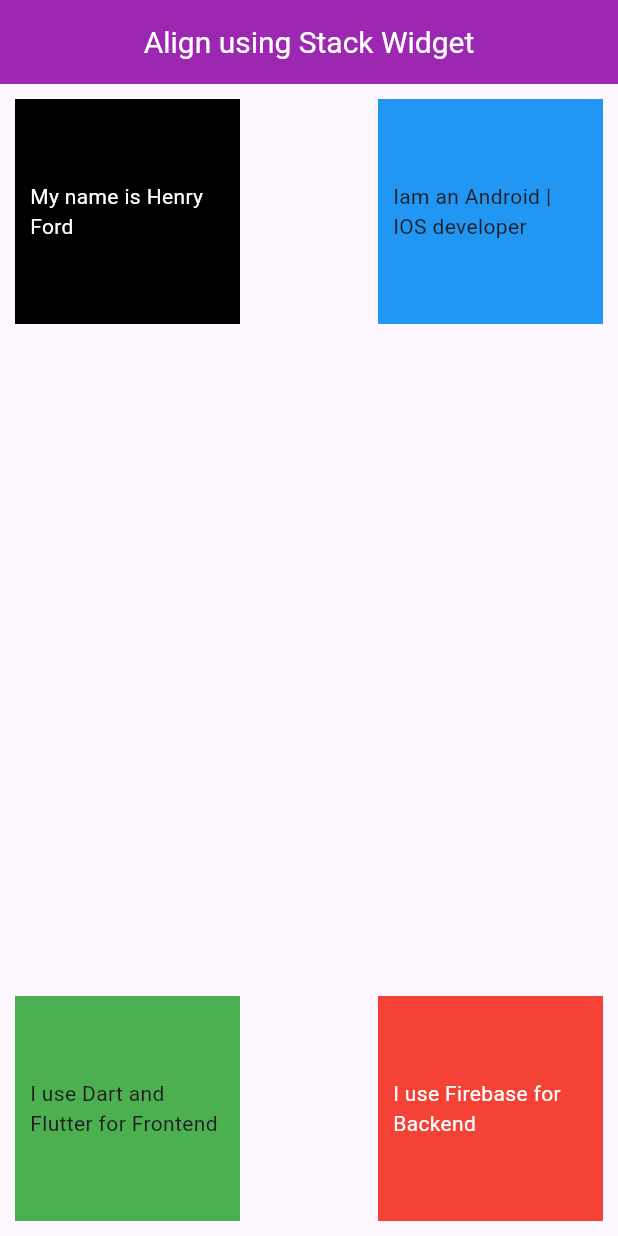
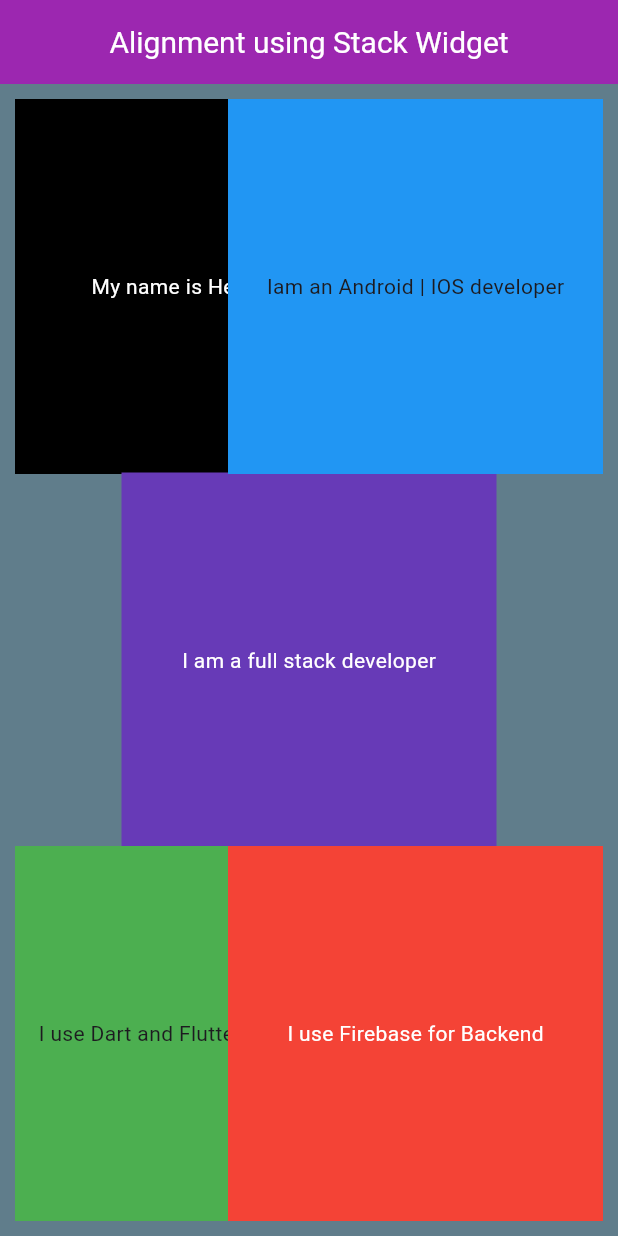
Before and after one commit to Majok-Bol/align_widget, a Flutter app: the screen it shows after launch, on a phone screen of 412 x 824 dp. Run offline on Flutter 3.47's test engine with Material 3 defaults, Android fonts, the phone set to English and light mode, and no system bars.

Commit message:
changed background color for screen

```diff
--- a/lib/main.dart
+++ b/lib/main.dart
@@ -8,25 +8,36 @@
     return MaterialApp(
       debugShowCheckedModeBanner: false,
       home: Scaffold(
-        // backgroundColor: Colors.blueGrey,
-        appBar: AppBar(title: Text('Align using Stack Widget',style: TextStyle(color: Colors.white,fontSize: 20),),centerTitle: true,backgroundColor: Colors.purple,),
+        backgroundColor: Colors.blueGrey,
+        appBar: AppBar(title: Text('Alignment using Stack Widget',style: TextStyle(color: Colors.white,fontSize: 20),),centerTitle: true,backgroundColor: Colors.purple,),
         body:Stack(children: [
           Align(
             alignment: Alignment.topLeft,
             child: Container(
-              width:150,
-              height:150,
+              width:250,
+              height:250,
               margin: EdgeInsets.all(10),
               padding:EdgeInsets.all(10) ,
               color: Colors.black,
               child:Center(child: Text('My name is Henry Ford',style: TextStyle(color: Colors.white),),),
             ),
           ),
+          Align(
+            alignment: Alignment.center,
+            child: Container(
+              width:250,
+              height:250,
+              margin: EdgeInsets.all(10),
+              padding:EdgeInsets.all(10) ,
+              color: Colors.deepPurple,
+              child:Center(child: Text('I am a full stack developer',style: TextStyle(color: Colors.white),),),
+            ),
+          ),
         Align(
           alignment: Alignment.topRight,
           child: Container(
-            width: 150,
-            height: 150,
+            width: 250,
+            height: 250,
             margin: EdgeInsets.all(10),
             padding:EdgeInsets.all(10) ,
             color: Colors.blue,
@@ -36,8 +47,8 @@
       Align(
         alignment: Alignment.bottomLeft,
         child: Container(
-          width: 150,
-          height: 150,
+          width: 250,
+          height: 250,
           margin: EdgeInsets.all(10),
           padding:EdgeInsets.all(10) ,
           color: Colors.green,
@@ -47,8 +58,8 @@
       Align(
         alignment: Alignment.bottomRight,
         child: Container(
-          width: 150,
-          height: 150,
+          width: 250,
+          height: 250,
           margin: EdgeInsets.all(10),
           padding:EdgeInsets.all(10) ,
           color: Colors.red,
```
